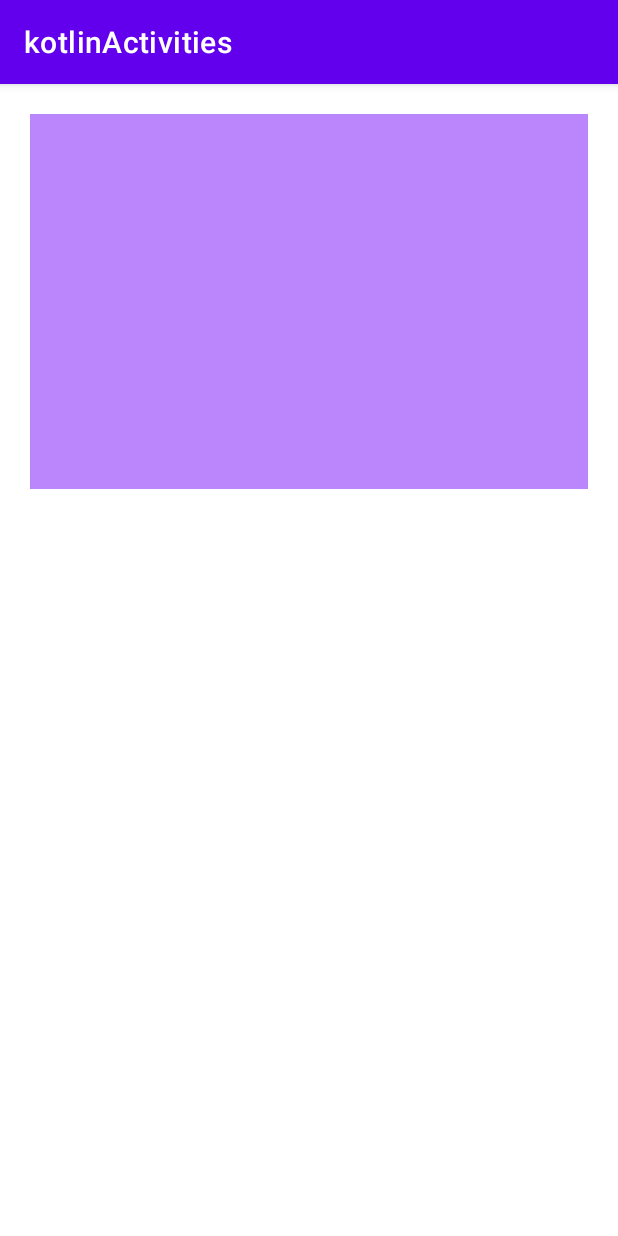
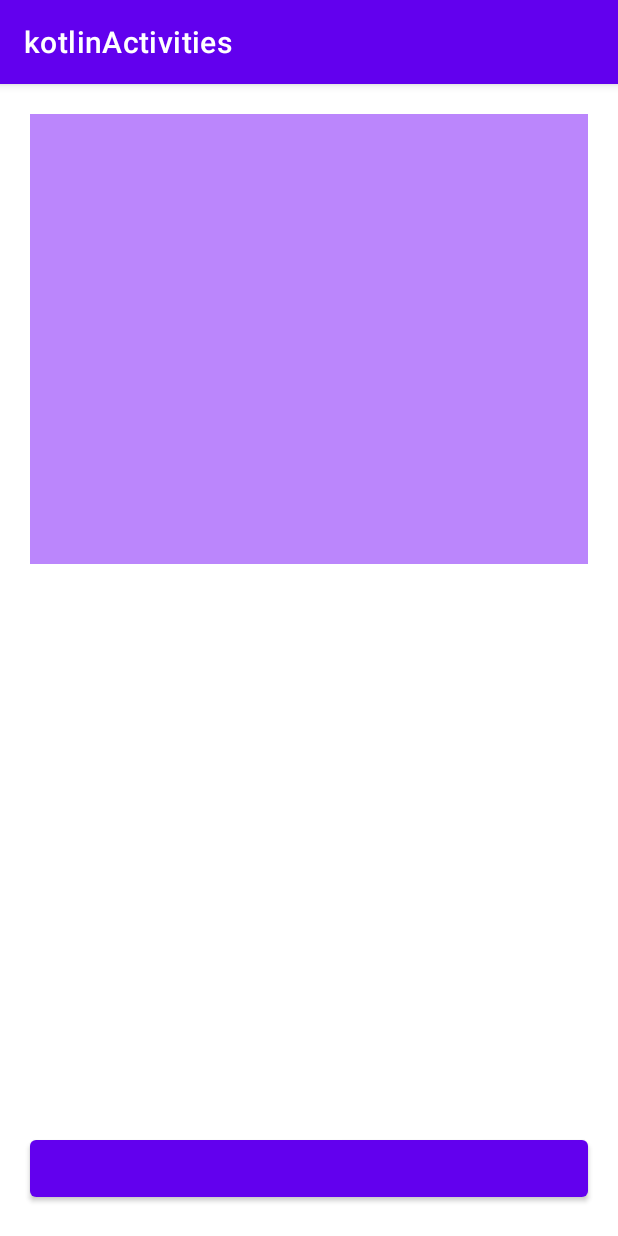
Before and after one commit to PacoSalazarR/kotlinActivities, an Android app: the MainActivity2 screen opened directly, with no data from a screen before it, on a phone screen of 412 x 824 dp. Run offline under Robolectric (Android 15) with nearby library versions, the phone set to English and light mode, and no system bars.

Commit message:
Funciones de botones y listeners hechos
Todos los botones tienen su respectivo listener y función creados. El cambio entre activities ya es funcional. Se agregaron botones a los MainActivity 2 y 3 para regresar a la vista anterior.

```diff
--- a/kotlinActivities/app/src/main/java/com/example/kotlinactivities/MainActivity2.kt
+++ b/kotlinActivities/app/src/main/java/com/example/kotlinactivities/MainActivity2.kt
@@ -1,11 +1,43 @@
 package com.example.kotlinactivities
 
+import android.content.Intent
 import androidx.appcompat.app.AppCompatActivity
 import android.os.Bundle
+import android.widget.*
 
 class MainActivity2 : AppCompatActivity() {
     override fun onCreate(savedInstanceState: Bundle?) {
         super.onCreate(savedInstanceState)
         setContentView(R.layout.activity_main2)
+
+        initViews()
+    }
+
+    private lateinit var ivSecondary: ImageView
+    private lateinit var btnBack: Button
+
+    private fun initViews() {
+        ivSecondary = findViewById(R.id.imViewSecundario)
+        btnBack = findViewById(R.id.btnAtras1)
+        setMainActivity2Listeners()
+    }
+
+    private fun setMainActivity2Listeners() {
+        ivSecondary.setOnClickListener {
+            nextActivity()
+        }
+        btnBack.setOnClickListener {
+            goBack()
+        }
+    }
+
+    private fun nextActivity() {
+        val intent = Intent(this, MainActivity3::class.java)
+        startActivity(intent)
+    }
+
+    // En caso de que quiera hacer más cosas además de cerrar el activity
+    private fun goBack() {
+        finish()
     }
 }
--- a/kotlinActivities/app/src/main/res/layout/activity_main2.xml
+++ b/kotlinActivities/app/src/main/res/layout/activity_main2.xml
@@ -9,7 +9,7 @@
     <ImageView
         android:id="@+id/imViewSecundario"
         android:layout_width="match_parent"
-        android:layout_height="250dp"
+        android:layout_height="300dp"
         android:layout_margin="20dp"
         android:background="@color/purple_200"
         app:layout_constraintStart_toStartOf="parent"
@@ -24,5 +24,14 @@
         app:layout_constraintTop_toBottomOf="@+id/imViewSecundario"
         app:layout_constraintBottom_toBottomOf="parent"/>
 
+    <Button
+        android:id="@+id/btnAtras1"
+        android:layout_width="match_parent"
+        android:layout_height="50dp"
+        android:layout_margin="20dp"
+        app:layout_constraintStart_toStartOf="parent"
+        app:layout_constraintEnd_toEndOf="parent"
+        app:layout_constraintBottom_toBottomOf="parent"/>
+
 
 </androidx.constraintlayout.widget.ConstraintLayout>
```
Also changed, not shown: kotlinActivities/app/src/main/java/com/example/kotlinactivities/MainActivity.kt (+46 -1 lines), kotlinActivities/app/src/main/java/com/example/kotlinactivities/MainActivity3.kt (+27 -0 lines), kotlinActivities/app/src/main/res/layout/activity_main3.xml (+11 -0 lines), 228 other files.
